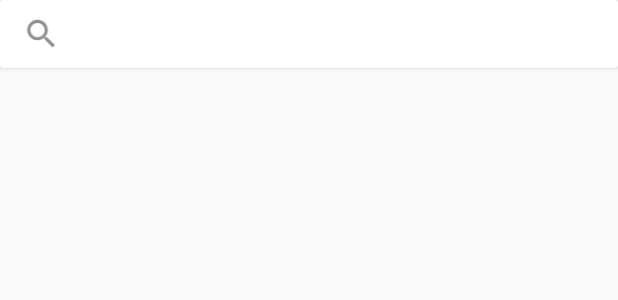
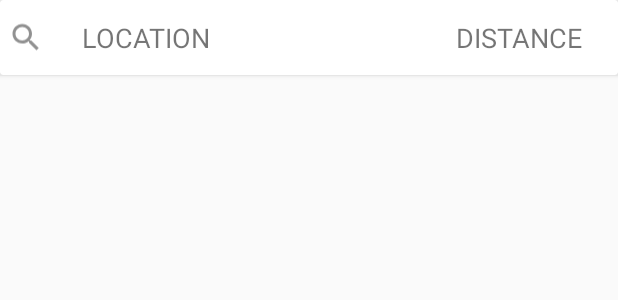
Before and after one commit to DavidCBeach/YourCoastAndroid, an Android app: the layout search_item.xml on its own in the app's theme, with its tools: preview values and no code run, on a phone screen of 412 x 824 dp. Shown: the top 300 px of the screen. Run offline under Robolectric (Android 15) with nearby library versions, the phone set to English and light mode, and no system bars.

Commit message:
Implement the Search Item XML

```diff
--- a/app/src/main/res/layout/search_item.xml
+++ b/app/src/main/res/layout/search_item.xml
@@ -2,19 +2,42 @@
 <android.support.v7.widget.CardView
     xmlns:android="http://schemas.android.com/apk/res/android"
     android:layout_width="match_parent"
-    android:layout_height="45dp"
+    android:layout_height="50dp"
     android:elevation="4dp"
-    android:padding="4dp">
+    android:padding="4dp"
+    >
 
     <RelativeLayout
         android:layout_width="match_parent"
-        android:layout_height="wrap_content"
-        android:padding="10dp">
+        android:layout_height="wrap_content">
         <ImageView
-            android:id="@+id/searchIcon"
+            android:layout_width="wrap_content"
             android:layout_height="match_parent"
-            android:layout_width="35dp"
-            android:src="@drawable/search_black_24dp"/>
+            android:src="@drawable/search_black_24dp"
+            android:layout_marginLeft="5dp"
+            android:id="@+id/id"
+            />
+        <TextView
+            android:layout_width="1.5in"
+            android:layout_height="match_parent"
+            android:text="LOCATION"
+            android:gravity="center_vertical"
+            android:textSize="18dp"
+            android:layout_marginLeft="25dp"
+            android:layout_toRightOf="@+id/id"
+            android:id="@+id/location"
+            />
+        <TextView
+            android:layout_width="90dp"
+            android:layout_height="match_parent"
+            android:text="DISTANCE"
+            android:gravity="center_vertical"
+            android:textSize="18dp"
+            android:layout_marginLeft="1.9in"
+            android:layout_toRightOf="@+id/district"
+            android:id="@+id/nameMobileWeb"
+            />
+
+
     </RelativeLayout>
-
 </android.support.v7.widget.CardView>
```
